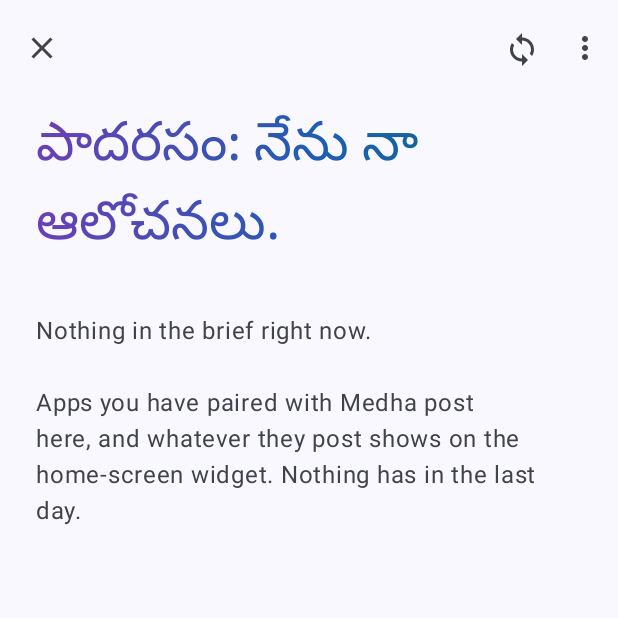
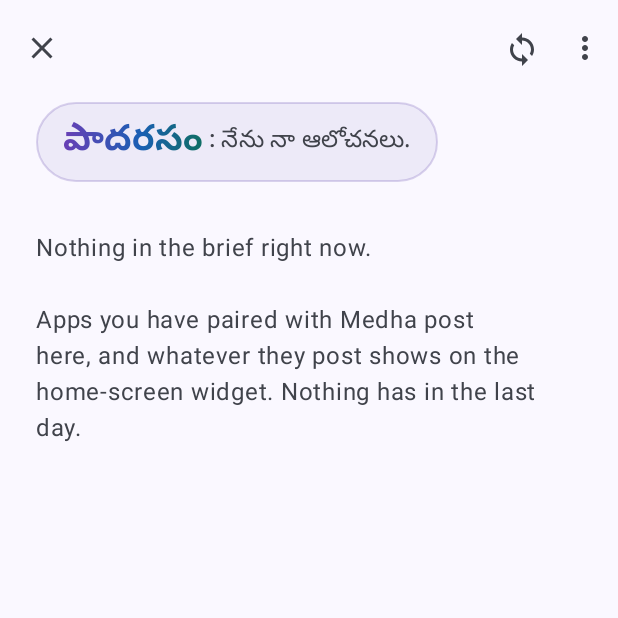
Before and after one commit to adabalap/medha, an Android app: the BriefActivity screen opened directly, with no data from a screen before it, on a phone screen of 412 x 824 dp, the top half of it. Run offline under Robolectric (Android 15) with nearby library versions, the phone set to English and light mode, and no system bars.

Commit message:
fix(ui): fix

```diff
--- a/app/build.gradle.kts
+++ b/app/build.gradle.kts
@@ -42,8 +42,8 @@ android {
         applicationId = "com.adabala.medha"
         minSdk = 27
         targetSdk = 34
-        versionCode = 46
-        versionName = "0.18.7"
+        versionCode = 47
+        versionName = "0.18.8"
         testInstrumentationRunner = "androidx.test.runner.AndroidJUnitRunner"
     }
 
--- a/app/src/main/java/com/adabala/medha/connect/MedhaNotificationListener.kt
+++ b/app/src/main/java/com/adabala/medha/connect/MedhaNotificationListener.kt
@@ -142,7 +142,9 @@ class MedhaNotificationListener : NotificationListenerService() {
          * The section these land in. Shows as attribution on the brief only
          * when a second app is also writing, like every other client.
          */
-        private const val CLIENT_ID = "notifications"
+        // The brief owns this name: BriefPolicy.rows() ranks this section
+        // last among equally urgent ones, so the two must agree.
+        private const val CLIENT_ID = BriefPolicy.INFERRED_CLIENT_ID
 
         /**
          * Eight hours.
--- /dev/null
+++ b/app/src/main/res/drawable/bg_headline_capsule.xml
@@ -0,0 +1,18 @@
+<?xml version="1.0" encoding="utf-8"?>
+<!--
+  The capsule behind the brief's headline.
+
+  A wash of the brief accent rather than a solid fill: the headline text is
+  drawn with a gradient through the kind_* palette, and a solid plate behind
+  it would fight that for attention. The hairline stroke is what makes it
+  read as a capsule at all once the fill is this faint.
+
+  @color/brief_accent carries a values-night variant, so the wash and the
+  stroke both follow the system theme without this file knowing which one is
+  in force.
+-->
+<shape xmlns:android="http://schemas.android.com/apk/res/android" android:shape="rectangle">
+    <solid android:color="@color/brief_accent_wash" />
+    <stroke android:width="1dp" android:color="@color/brief_accent_hairline" />
+    <corners android:radius="999dp" />
+</shape>
--- a/app/src/main/res/layout/activity_brief.xml
+++ b/app/src/main/res/layout/activity_brief.xml
@@ -57,14 +57,47 @@
                 <!-- Deliberately large. The system's brief opens on a
                      headline, not a title bar, and the screen is read at a
                      glance rather than navigated. -->
-                <TextView
-                    android:id="@+id/briefHeadline"
-                    android:layout_width="match_parent"
+                <!-- One capsule, two TextViews, one line.
+                     The brand is wrap_content so it is never what gives way;
+                     the tagline takes the remaining width and ellipsises if
+                     the screen is too narrow for both. Display sizes wrapped
+                     the sentence onto two lines, which is why these are a
+                     step down and the capsule holds them together instead. -->
+                <LinearLayout
+                    android:id="@+id/briefHeadlineCapsule"
+                    android:layout_width="wrap_content"
                     android:layout_height="wrap_content"
-                    android:paddingTop="4dp"
-                    android:text="@string/brief_headline"
-                    android:textAppearance="?attr/textAppearanceDisplaySmall"
-                    android:textColor="?android:attr/textColorPrimary" />
+                    android:orientation="horizontal"
+                    android:gravity="center_vertical"
+                    android:background="@drawable/bg_headline_capsule"
+                    android:paddingStart="18dp" android:paddingEnd="18dp"
+                    android:paddingTop="10dp" android:paddingBottom="10dp"
+                    android:layout_marginTop="4dp">
+
+                    <TextView
+                        android:id="@+id/briefHeadline"
+                        android:layout_width="wrap_content"
+                        android:layout_height="wrap_content"
+                        android:text="@string/widget_header_brand"
+                        android:textAppearance="?attr/textAppearanceHeadlineSmall"
+                        android:textStyle="bold"
+                        android:maxLines="1"
+                        android:includeFontPadding="false"
+                        android:textColor="?android:attr/textColorPrimary" />
+
+                    <TextView
+                        android:id="@+id/briefHeadlineRest"
+                        android:layout_width="0dp"
+                        android:layout_weight="1"
+                        android:layout_height="wrap_content"
+                        android:paddingStart="4dp"
+                        android:text="@string/widget_header_rest"
+                        android:textAppearance="?attr/textAppearanceTitleMedium"
+                        android:maxLines="1"
+                        android:ellipsize="end"
+                        android:includeFontPadding="false"
+                        android:textColor="?android:attr/textColorSecondary" />
+                </LinearLayout>
 
                 <!-- The same badge the widget leads with, in the same fixed
                      red. Everything else on this screen takes the system
--- a/app/src/main/res/values-night/colors.xml
+++ b/app/src/main/res/values-night/colors.xml
@@ -40,6 +40,8 @@
     <color name="brief_widget_meta">#9A8BC8</color>
     <color name="brief_widget_brand">#B9A9EC</color>
     <color name="brief_accent">#B9A9EC</color>
+    <color name="brief_accent_wash">#24B9A9EC</color>
+    <color name="brief_accent_hairline">#4DB9A9EC</color>
 
     <color name="brief_screen_bg">#14111C</color>
     <color name="brief_card_bg">#221D2E</color>
--- a/app/src/main/res/values/colors.xml
+++ b/app/src/main/res/values/colors.xml
@@ -48,6 +48,8 @@
     <color name="brief_widget_meta">#7A6FA8</color>
     <color name="brief_widget_brand">#5B3FA8</color>
     <color name="brief_accent">#5B3FA8</color>
+    <color name="brief_accent_wash">#145B3FA8</color>
+    <color name="brief_accent_hairline">#385B3FA8</color>
 
     <color name="brief_screen_bg">#F7F4FF</color>
     <color name="brief_card_bg">#FFFFFF</color>
```
Also changed, not shown: app/src/main/java/com/adabala/medha/BriefActivity.kt (+8 -3 lines), app/src/main/java/com/adabala/medha/notify/BriefPolicy.kt (+34 -2 lines), app/src/main/res/layout/widget_brief_4x2.xml (+12 -3 lines), app/src/main/res/layout/widget_brief_4x4.xml (+12 -3 lines), app/src/main/res/values/strings.xml (+16 -7 lines), 3 other files.
